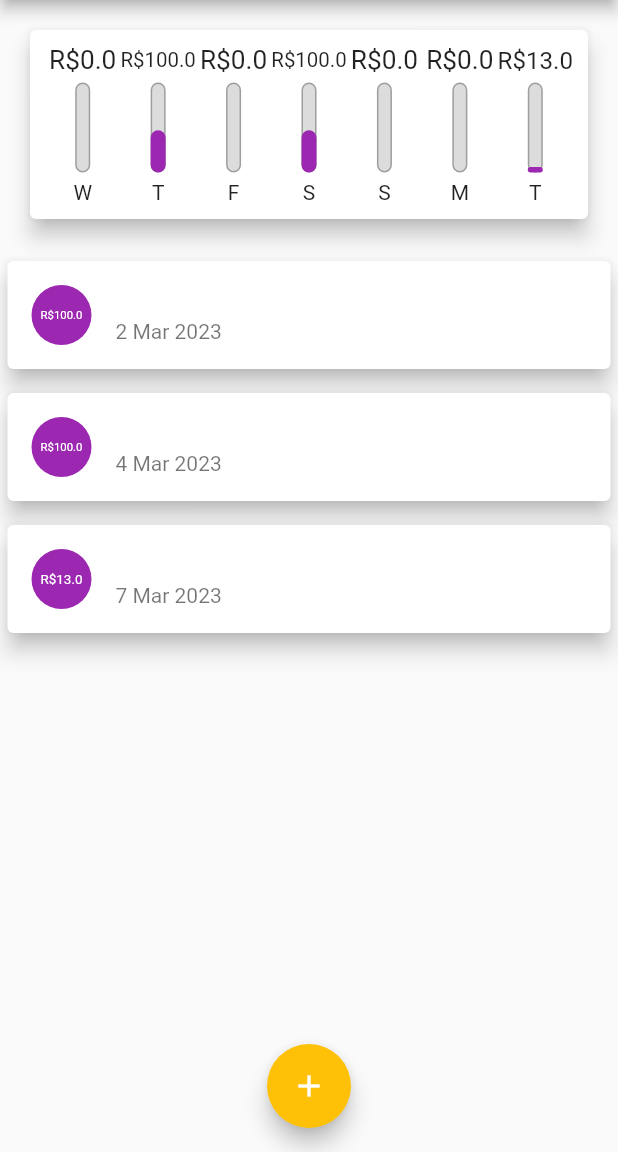
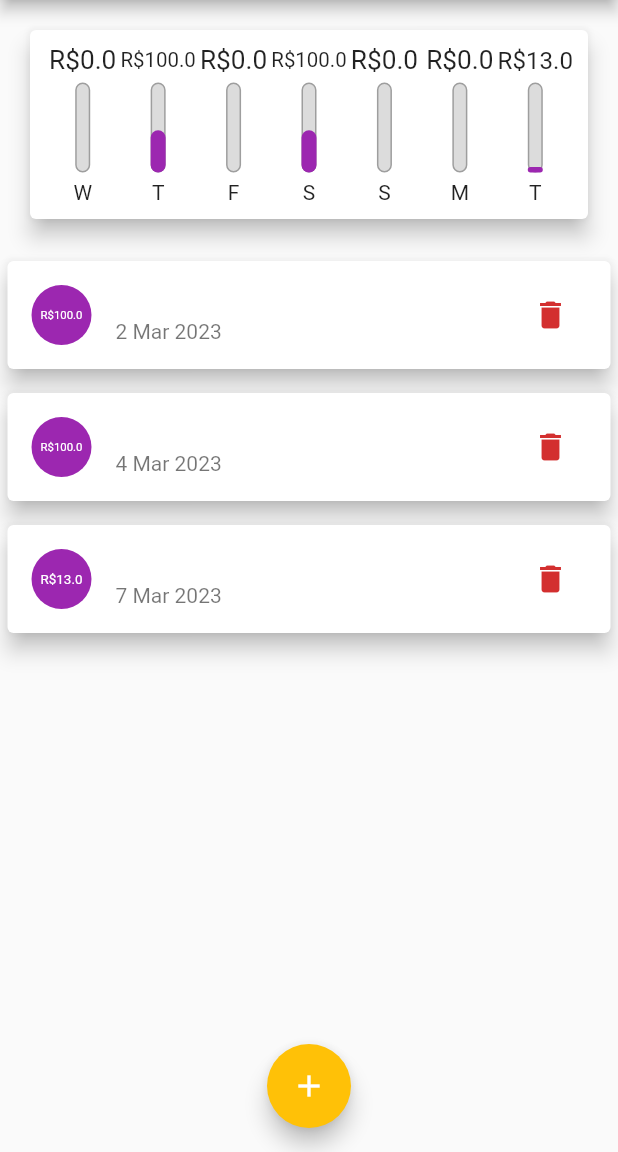
Before and after one commit to alex-custodio/DespesasPessoais, a Flutter app: the screen it shows after launch, on a phone screen of 412 x 824 dp, the part 84-1236 px from its top. Run offline on Flutter 3.47's test engine with Material 2 defaults, Android fonts, the phone set to English and light mode, and no system bars.

Commit message:
projeto finalizado

```diff
--- a/lib/components/transaction_list.dart
+++ b/lib/components/transaction_list.dart
@@ -4,7 +4,8 @@ import '../models/transaction.dart';
 
 class TransactionList extends StatelessWidget {
   List<Transaction>? transactions;
-  TransactionList({this.transactions});
+  void Function(String) removeTransacao;
+  TransactionList({this.transactions, required this.removeTransacao});
   @override
   Widget build(BuildContext context) {
     return Container(
@@ -34,11 +35,25 @@ class TransactionList extends StatelessWidget {
                   margin: EdgeInsets.symmetric(vertical: 8, horizontal: 5),
                   child: ListTile(
                     leading: CircleAvatar(
-                      child: Padding(padding: EdgeInsets.all(6), child: FittedBox(child: Text("R\$${tr.value}", style: TextStyle(color: Colors.white)))),
+                      child: Padding(
+                          padding: EdgeInsets.all(6),
+                          child: FittedBox(
+                              child: Text("R\$${tr.value}",
+                                  style: TextStyle(color: Colors.white)))),
                       backgroundColor: Colors.purple,
                     ),
-                    title: Text("${tr.title}", style: Theme.of(context).textTheme.headline6,),
+                    title: Text(
+                      "${tr.title}",
+                      style: Theme.of(context).textTheme.headline6,
+                    ),
                     subtitle: Text(DateFormat("d MMM y").format(tr.date!)),
+                    trailing: IconButton(
+                      icon: Icon(Icons.delete),
+                      onPressed: () {
+                        removeTransacao(tr.id!);
+                      },
+                      color: Theme.of(context).colorScheme.error,
+                    ),
                   ),
                 );
               }),
```
Also changed, not shown: lib/components/transaction_form.dart (+4 -4 lines), lib/main.dart (+10 -7 lines).
